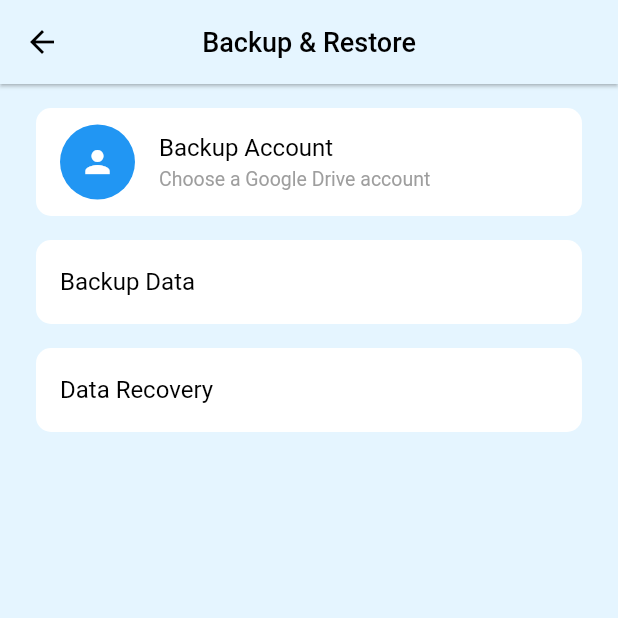
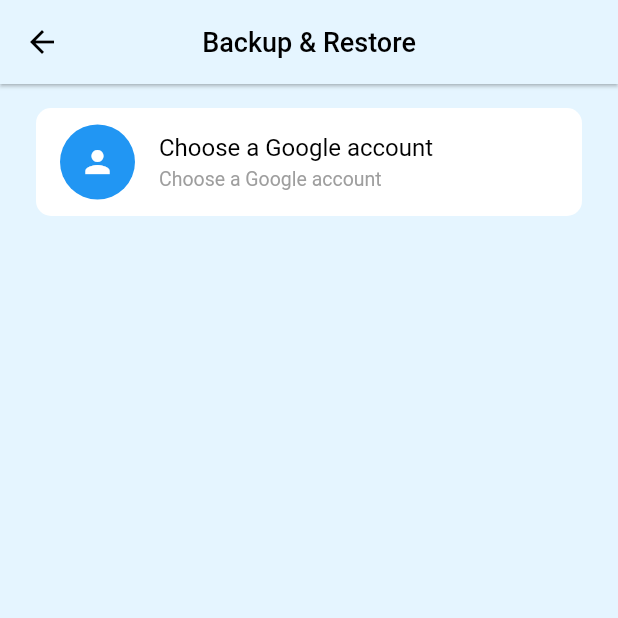
Before and after one commit to VGHao/flutter_memories, a Flutter app: the BackupAndRestore screen opened directly, on a phone screen of 412 x 824 dp, the top half of it. Run offline on Flutter 3.47's test engine with Material 2 defaults, Android fonts, the phone set to English and light mode, and no system bars; our stand-ins replace another_flushbar, carousel_slider, dotted_border, dropdown_button2, easy_localization, flutter_local_notifications and 7 more; missing offline and left inert: confirm_dialog, easy_image_viewer, flutter_quill, restart_app; accounts and stored records are empty.

Commit message:
Update backup_and_restore.dart

```diff
--- a/lib/pages/backup_and_restore.dart
+++ b/lib/pages/backup_and_restore.dart
@@ -1,8 +1,16 @@
 import 'package:flutter/material.dart';
+import 'package:google_sign_in/google_sign_in.dart';
 
-class BackupAndRestore extends StatelessWidget {
+import '../services/secure_storage.dart';
+
+class BackupAndRestore extends StatefulWidget {
   const BackupAndRestore({super.key});
 
+  @override
+  State<BackupAndRestore> createState() => _BackupAndRestoreState();
+}
+
+class _BackupAndRestoreState extends State<BackupAndRestore> {
   @override
   Widget build(BuildContext context) {
     return Scaffold(
@@ -22,40 +30,110 @@ class BackupAndRestore extends StatelessWidget {
   }
 }
 
-class BodyContent extends StatelessWidget {
+class BodyContent extends StatefulWidget {
   const BodyContent({super.key});
+
+  @override
+  State<BodyContent> createState() => _BodyContentState();
+}
+
+String userEmail = '';
+String userAvatar = '';
+
+class _BodyContentState extends State<BodyContent> {
+  GoogleSignIn googleSignIn = GoogleSignIn(
+    clientId:
+        "357589482333-sgggvbn10la0g2je2k862p93aonc0l4l.apps.googleusercontent.com",
+  );
+
+  @override
+  void initState() {
+    init();
+    super.initState();
+  }
+
+  Future init() async {
+    String getUserEmail = await CheckGoogleUserEmail.getUserEmail() ?? "";
+    String getUserAvatar = await CheckGoogleUserAvatar.getUserAvatar() ?? "";
+
+    setState(() {
+      userEmail = getUserEmail;
+      if (getUserAvatar != 'null') {
+        userAvatar = getUserAvatar;
+      }
+    });
+  }
 
   @override
   Widget build(BuildContext context) {
     return Column(
       children: [
-        const GoogleSignInTile(),
-        BackupAndRestoreTile(
-          title: 'Backup Data',
-          onTap: () {},
+        googleSigInTile(
+          // Tile onTap
+          userAvatar == ''
+              ? () {
+                  googleLogin();
+                }
+              : () {
+                  iconBtnBottomSheet();
+                },
+          // Icon Button OnPressed
+          () {
+            iconBtnBottomSheet();
+          },
         ),
-        BackupAndRestoreTile(
-          title: 'Data Recovery',
-          onTap: () {},
+        userEmail != ''
+            ? Column(
+                children: [
+                  backupAndRestoreTitle(
+                    'Backup Data',
+                    () {},
                   ),
+                  backupAndRestoreTitle(
+                    'Data Recovery',
+                    () {},
+                  )
+                ],
+              )
+            : const SizedBox(),
       ],
     );
   }
-}
 
-class GoogleSignInTile extends StatelessWidget {
-  const GoogleSignInTile({super.key});
-
-  @override
-  Widget build(BuildContext context) {
+  Widget backupAndRestoreTitle(String title, Function() onTap) {
     return Container(
       width: MediaQuery.of(context).size.width,
       margin: const EdgeInsets.only(left: 24, right: 24, top: 16),
       child: ListTile(
-        onTap: () {},
-        leading: Container(
+        onTap: onTap,
+        title: Text(title),
+      ),
+    );
+  }
+
+  Widget googleSigInTile(Function() onTap, Function() onPressed) {
+    return Container(
+      width: MediaQuery.of(context).size.width,
+      margin: const EdgeInsets.only(left: 24, right: 24, top: 16),
+      child: ListTile(
+          onTap: onTap,
+          trailing: userEmail != ""
+              ? IconButton(
+                  splashRadius: 20,
+                  icon: const Icon(Icons.more_vert_outlined),
+                  onPressed: onPressed,
+                )
+              : const SizedBox(),
+          leading: userAvatar != ""
+              ? CircleAvatar(
+                  radius: 25,
+                  backgroundImage: NetworkImage(
+                    userAvatar,
+                  ),
+                )
+              : Container(
+                  width: 50,
                   height: 50,
-          width: 50,
                   decoration: BoxDecoration(
                     borderRadius: BorderRadius.circular(50),
                     color: Colors.blue,
@@ -65,37 +143,113 @@ class GoogleSignInTile extends StatelessWidget {
                     color: Colors.white,
                   ),
                 ),
-        title: const Text('Backup Account'),
-        subtitle: const Text(
-          'Choose a Google Drive account',
-          style: TextStyle(
+          title: userEmail == ""
+              ? const Text('Choose a Google account')
+              : const Text('Backup Account'),
+          subtitle: userEmail == ""
+              ? googleSigInTileSubTitle('Choose a Google account')
+              : googleSigInTileSubTitle(userEmail)),
+    );
+  }
+
+  Widget googleSigInTileSubTitle(title) {
+    return Text(
+      title,
+      style: const TextStyle(
         fontSize: 13,
         color: Colors.grey,
       ),
+    );
+  }
+
+  iconBtnBottomSheet() {
+    return showBottomSheet(
+      context: context,
+      builder: (BuildContext context) {
+        return bottomSheetBody();
+      },
+    );
+  }
+
+  Widget bottomSheetBody() {
+    final width = MediaQuery.of(context).size.width;
+    final height = MediaQuery.of(context).size.height;
+    return Container(
+      padding: const EdgeInsets.only(top: 8),
+      height: height * 0.2,
+      width: width,
+      child: Column(
+        mainAxisAlignment: MainAxisAlignment.spaceEvenly,
+        crossAxisAlignment: CrossAxisAlignment.center,
+        children: [
+          Text(userEmail),
+          SizedBox(
+            width: width * 0.9,
+            height: 45,
+            child: TextButton(
+              style: ButtonStyle(
+                backgroundColor: MaterialStateProperty.all(Colors.blue),
+                foregroundColor: MaterialStateProperty.all(Colors.white),
+                shape: MaterialStateProperty.all(
+                  RoundedRectangleBorder(
+                    borderRadius: BorderRadius.circular(10),
                   ),
+                ),
+              ),
+              child: const Text('Change account'),
+              onPressed: () {
+                googleChangeAccout();
+              },
+            ),
+          ),
+          TextButton(
+            style: ButtonStyle(
+              foregroundColor: MaterialStateProperty.all(Colors.red),
+            ),
+            child: const Text(
+              'Remove account',
+              style: TextStyle(),
+            ),
+            onPressed: () {
+              googleSignOut();
+              setState(() {
+                userEmail = "";
+                userAvatar = "";
+              });
+              Navigator.pop(context);
+            },
+          ),
+        ],
       ),
     );
   }
+
+  googleChangeAccout() async {
+    googleLogin();
   }
 
-class BackupAndRestoreTile extends StatelessWidget {
-  final String title;
-  final Function() onTap;
-  const BackupAndRestoreTile({
-    super.key,
-    required this.title,
-    required this.onTap,
+  googleLogin() async {
+    try {
+      var user = await GoogleSignIn().signIn();
+      await CheckGoogleUserAvatar.setUserAvatar((user!.photoUrl).toString());
+      await CheckGoogleUserEmail.setUserEmail(user.email);
+
+      setState(() {
+        userEmail = user.email;
+        if (user.photoUrl == null) {
+          userAvatar = "";
+        } else {
+          userAvatar = user.photoUrl!;
+        }
       });
-
-  @override
-  Widget build(BuildContext context) {
-    return Container(
-      width: MediaQuery.of(context).size.width,
-      margin: const EdgeInsets.only(left: 24, right: 24, top: 16),
-      child: ListTile(
-        onTap: onTap,
-        title: Text(title),
-      ),
-    );
+    } catch (error) {
+      return null;
     }
   }
+
+  googleSignOut() async {
+    googleSignIn.signOut();
+    CheckGoogleUserEmail.deleteUserEmail();
+    CheckGoogleUserAvatar.deleteUserAvatar();
+  }
+}
```
Lines whose indentation alone changed are shown as unchanged.
